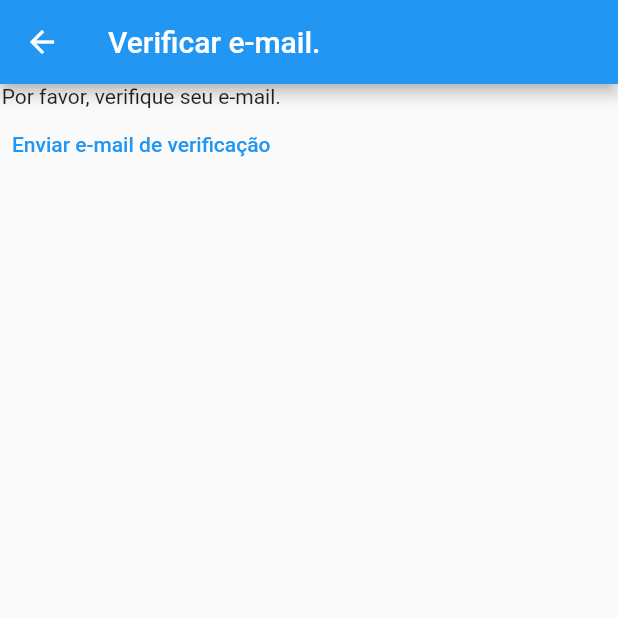
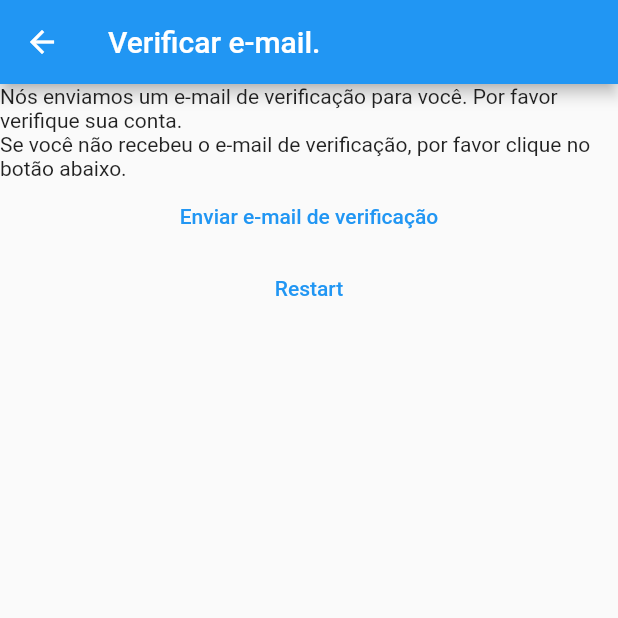
Before and after one commit to flaviont12/petfriendly, a Flutter app: the VerifyEmailView screen opened directly, on a phone screen of 412 x 824 dp, the top half of it. Run offline on Flutter 3.47's test engine with Material 2 defaults, Android fonts, the phone set to English and light mode, and no system bars; our stand-ins replace community_material_icon, firebase_auth, firebase_core; accounts and stored records are empty; project files that could hold a hidden picture were left out.

Commit message:
Estrutura de verificar email

```diff
--- a/lib/constants/routes.dart
+++ b/lib/constants/routes.dart
@@ -2,3 +2,4 @@ const loginRoute = '/login/';
 const registerRoute = '/register/';
 const myPetsRoute = '/my_pets/';
 const bottomBarRoute = '/bottom_bar/';
+const verifyEmailRoute = '/verify-email/';
--- a/lib/main.dart
+++ b/lib/main.dart
@@ -21,7 +21,8 @@ void main() {
         loginRoute: (context) => const LoginView(),
         registerRoute: (context) => const RegisterView(),
         myPetsRoute: (context) => MyPets(),
-        bottomBarRoute: (context) => BottomBar()
+        bottomBarRoute: (context) => const BottomBar(),
+        verifyEmailRoute: (context) => const VerifyEmailView()
       },
     ),
   );
--- a/lib/view/verify_email_view.dart
+++ b/lib/view/verify_email_view.dart
@@ -1,5 +1,6 @@
 import 'package:firebase_auth/firebase_auth.dart';
 import 'package:flutter/material.dart';
+import 'package:petfriendly/constants/routes.dart';
 
 class VerifyEmailView extends StatefulWidget {
   const VerifyEmailView({Key? key}) : super(key: key);
@@ -12,10 +13,15 @@ class _VerifyEmailViewState extends State<VerifyEmailView> {
   @override
   Widget build(BuildContext context) {
     return Scaffold(
-      appBar: AppBar(title: Text("Verificar e-mail."),),
+      appBar: AppBar(
+        title: const Text("Verificar e-mail."),
+      ),
       body: Column(
         children: [
-          Text("Por favor, verifique seu e-mail."),
+          const Text(
+              "Nós enviamos um e-mail de verificação para você. Por favor verifique sua conta."),
+          const Text(
+              "Se você não recebeu o e-mail de verificação, por favor clique no botão abaixo."),
           TextButton(
             onPressed: () async {
               final user = FirebaseAuth.instance.currentUser;
@@ -23,6 +29,16 @@ class _VerifyEmailViewState extends State<VerifyEmailView> {
             },
             child: Text("Enviar e-mail de verificação"),
           ),
+          TextButton(
+            onPressed: () async {
+              await FirebaseAuth.instance.signOut();
+              Navigator.of(context).pushNamedAndRemoveUntil(
+                registerRoute,
+                (route) => false,
+              );
+            },
+            child: const Text("Restart"),
+          ),
         ],
       ),
     );
```
Also changed, not shown: lib/view/register_view.dart (+10 -6 lines).
